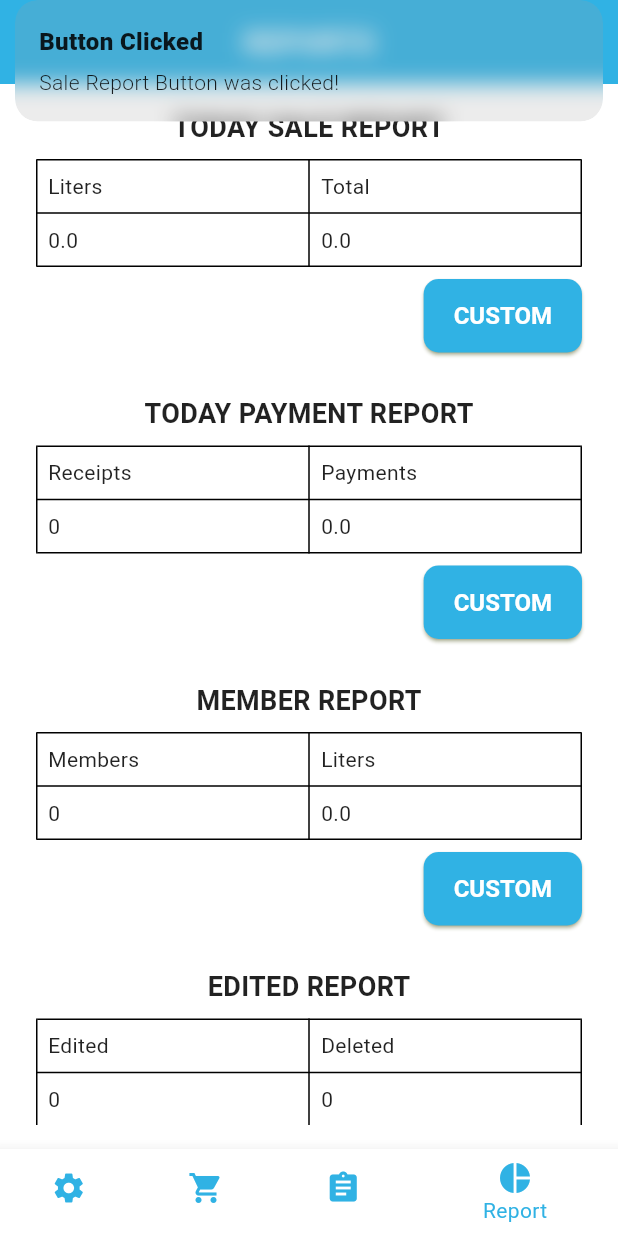
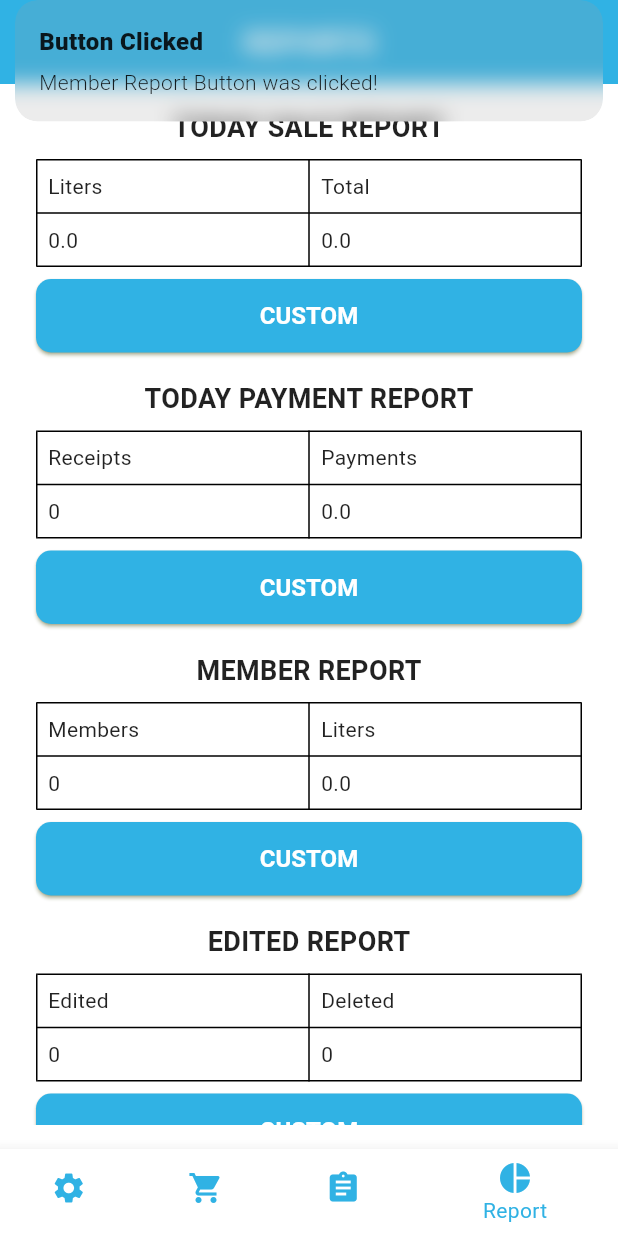
Before and after one commit to SnappeR4/milkify, a Flutter app: the screen it shows after launch, item 4 of the bottom bar chosen, after a tap on "CUSTOM", on a phone screen of 412 x 824 dp. Run offline on Flutter 3.47's test engine with Material 3 defaults, Android fonts, the phone set to English and light mode, and no system bars; our stand-ins replace firebase_auth, get, image_picker, lottie, permission_handler, shared_preferences and 1 more; accounts and stored records are empty.

Commit message:
Before sms coding

```diff
--- a/lib/App/bindings/report_binding.dart
+++ b/lib/App/bindings/report_binding.dart
@@ -5,6 +5,6 @@ import '../controllers/report_controller.dart';
 class ReportBinding extends Bindings {
   @override
   void dependencies() {
-    Get.lazyPut<ReportController>(() => ReportController());
+    Get.lazyPut<ReportController>(() => ReportController(), fenix: true);
   }
 }
--- a/lib/App/controllers/report_controller.dart
+++ b/lib/App/controllers/report_controller.dart
@@ -15,18 +15,16 @@ class ReportController extends GetxController {
   var totalLiters = '0'.obs;
   var editedCount = '0'.obs;
   var deletedCount = '0'.obs;
-
+  var isControllerInitialized = false.obs;
   @override
   Future<void> onInit() async {
     super.onInit();
     database = await _databaseHelper.database;
-
-    // Load all the reports' data on initialization
-    fetchReportData();
+    await fetchReportData();
   }
 
   // Fetch all report data
-  void fetchReportData() async {
+  Future<void> fetchReportData() async {
     sumLiters.value = await getCurrentDateSumLiters();
     sumTotal.value = await getCurrentDateSumTotal();
     recordCount.value = await getCurrentDateRecordCount();
@@ -34,7 +32,19 @@ class ReportController extends GetxController {
     totalMembers.value = await getTotalMemberCount();
     totalLiters.value = await getTotalLitersForMembers();
     editedCount.value = await getEditedBillCount();
-    deletedCount.value = await getDeletedBillCount();
+    isControllerInitialized.value = true;
+  }
+
+  Future<void> syncReportData() async {
+    if (isControllerInitialized.value) {
+      sumLiters.value = await getCurrentDateSumLiters();
+      sumTotal.value = await getCurrentDateSumTotal();
+      recordCount.value = await getCurrentDateRecordCount();
+      sumPaidAmount.value = await getCurrentDateSumPaidAmount();
+      totalMembers.value = await getTotalMemberCount();
+      totalLiters.value = await getTotalLitersForMembers();
+      editedCount.value = await getEditedBillCount();
+    }
   }
 
   // Get the current date
--- a/lib/App/user_interface/pages/report_page.dart
+++ b/lib/App/user_interface/pages/report_page.dart
@@ -4,12 +4,11 @@ import 'package:milkify/App/user_interface/widgets/report_widget.dart';
 import '../../controllers/report_controller.dart';
 
 class ReportPage extends StatelessWidget {
+  final ReportController controller = Get.find<ReportController>();
   ReportPage({super.key});
-
   @override
   Widget build(BuildContext context) {
-    final ReportController controller = Get.find();
-
+    controller.syncReportData();
     return Scaffold(
       body: Padding(
         padding: const EdgeInsets.all(16.0),
@@ -26,11 +25,11 @@ class ReportPage extends StatelessWidget {
                 value1: controller.sumLiters.value,
                 value2: controller.sumTotal.value,
                 onPressed: () {
-                  Get.snackbar('Button Clicked', 'Sale Report Button was clicked!');
+                  //pdf print view and print page where get the sale data by from to date
+                  Get.snackbar('Button Clicked', 'Member Report Button was clicked!');
                 },
               )),
-
-              const SizedBox(height: 20),
+              const SizedBox(height: 10),
               const Center(
                 child: Text('TODAY PAYMENT REPORT', style: TextStyle(fontSize: 18, fontWeight: FontWeight.bold)),
               ),
@@ -40,11 +39,12 @@ class ReportPage extends StatelessWidget {
                 value1: controller.recordCount.value,
                 value2: controller.sumPaidAmount.value,
                 onPressed: () {
-                  Get.snackbar('Button Clicked', 'Payment Report Button was clicked!');
+                  //pdf print view and print page where get the payment collection data by from to date
+                  Get.snackbar('Button Clicked', 'Member Report Button was clicked!');
                 },
               )),
 
-              const SizedBox(height: 20),
+              const SizedBox(height: 10),
               const Center(
                 child: Text('MEMBER REPORT', style: TextStyle(fontSize: 18, fontWeight: FontWeight.bold)),
               ),
@@ -54,11 +54,12 @@ class ReportPage extends StatelessWidget {
                 value1: controller.totalMembers.value,
                 value2: controller.totalLiters.value,
                 onPressed: () {
+                  //pdf print view and print page where get the member data data by id also full report or custom date
                   Get.snackbar('Button Clicked', 'Member Report Button was clicked!');
                 },
               )),
 
-              const SizedBox(height: 20),
+              const SizedBox(height: 10),
               const Center(
                 child: Text('EDITED REPORT', style: TextStyle(fontSize: 18, fontWeight: FontWeight.bold)),
               ),
@@ -68,7 +69,8 @@ class ReportPage extends StatelessWidget {
                 value1: controller.editedCount.value,
                 value2: controller.deletedCount.value,
                 onPressed: () {
-                  Get.snackbar('Button Clicked', 'Edited Report Button was clicked!');
+                  //pdf print view and print page where get the transactions edited & delete data by from to date
+                  Get.snackbar('Button Clicked', 'Member Report Button was clicked!');
                 },
               )),
             ],
--- a/lib/App/user_interface/widgets/report_widget.dart
+++ b/lib/App/user_interface/widgets/report_widget.dart
@@ -49,11 +49,12 @@ class ReportTableWidget extends StatelessWidget {
           ),
           const SizedBox(height: 8),
           Row(
-            mainAxisAlignment: MainAxisAlignment.end,
             children: [
-              ElevatedButton(
-                onPressed: onPressed,
-                child: const Text('CUSTOM'),
+              Expanded(
+                child: ElevatedButton(
+                  onPressed: onPressed,
+                  child: const Text('CUSTOM'),
+                ),
               ),
             ],
           ),
```
